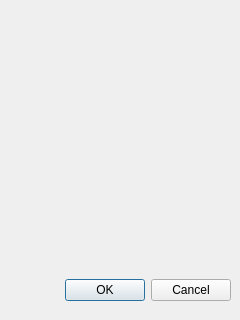
Before: the Qt Designer form sources/ext-sysmon/extscript.ui in arcan1s/awesome-widgets, drawn with Qt 5.
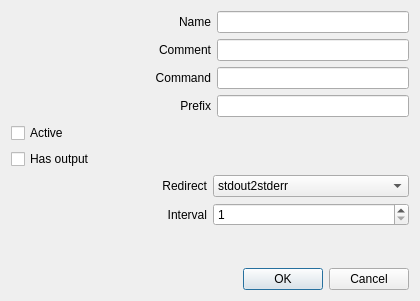
After: the same form once the commit is applied.

Commit message: start work on porting extscripts to *.desktop configuration

Diff of the .ui file:
```diff
--- a/sources/ext-sysmon/extscript.ui
+++ b/sources/ext-sysmon/extscript.ui
@@ -5,29 +5,198 @@
    <rect>
     <x>0</x>
     <y>0</y>
-    <width>240</width>
-    <height>320</height>
+    <width>420</width>
+    <height>301</height>
    </rect>
   </property>
   <property name="windowTitle">
    <string>Dialog</string>
   </property>
-  <widget class="QDialogButtonBox" name="buttonBox">
-   <property name="geometry">
-    <rect>
-     <x>10</x>
-     <y>270</y>
-     <width>221</width>
-     <height>41</height>
-    </rect>
-   </property>
-   <property name="orientation">
-    <enum>Qt::Horizontal</enum>
-   </property>
-   <property name="standardButtons">
-    <set>QDialogButtonBox::Cancel|QDialogButtonBox::Ok</set>
-   </property>
-  </widget>
+  <layout class="QVBoxLayout" name="verticalLayout">
+   <item>
+    <layout class="QHBoxLayout" name="layout_name">
+     <item>
+      <widget class="QLabel" name="label_name">
+       <property name="minimumSize">
+        <size>
+         <width>200</width>
+         <height>0</height>
+        </size>
+       </property>
+       <property name="text">
+        <string>Name</string>
+       </property>
+       <property name="alignment">
+        <set>Qt::AlignRight|Qt::AlignTrailing|Qt::AlignVCenter</set>
+       </property>
+      </widget>
+     </item>
+     <item>
+      <widget class="QLineEdit" name="lineEdit_name"/>
+     </item>
+    </layout>
+   </item>
+   <item>
+    <layout class="QHBoxLayout" name="layout_comment">
+     <item>
+      <widget class="QLabel" name="label_comment">
+       <property name="minimumSize">
+        <size>
+         <width>200</width>
+         <height>0</height>
+        </size>
+       </property>
+       <property name="text">
+        <string>Comment</string>
+       </property>
+       <property name="alignment">
+        <set>Qt::AlignRight|Qt::AlignTrailing|Qt::AlignVCenter</set>
+       </property>
+      </widget>
+     </item>
+     <item>
+      <widget class="QLineEdit" name="lineEdit_comment"/>
+     </item>
+    </layout>
+   </item>
+   <item>
+    <layout class="QHBoxLayout" name="layout_command">
+     <item>
+      <widget class="QLabel" name="label_command">
+       <property name="minimumSize">
+        <size>
+         <width>200</width>
+         <height>0</height>
+        </size>
+       </property>
+       <property name="text">
+        <string>Command</string>
+       </property>
+       <property name="alignment">
+        <set>Qt::AlignRight|Qt::AlignTrailing|Qt::AlignVCenter</set>
+       </property>
+      </widget>
+     </item>
+     <item>
+      <widget class="QLineEdit" name="lineEdit_command"/>
+     </item>
+    </layout>
+   </item>
+   <item>
+    <layout class="QHBoxLayout" name="layout_prefix">
+     <item>
+      <widget class="QLabel" name="label_prefix">
+       <property name="minimumSize">
+        <size>
+         <width>200</width>
+         <height>0</height>
+        </size>
+       </property>
+       <property name="text">
+        <string>Prefix</string>
+       </property>
+       <property name="alignment">
+        <set>Qt::AlignRight|Qt::AlignTrailing|Qt::AlignVCenter</set>
+       </property>
+      </widget>
+     </item>
+     <item>
+      <widget class="QLineEdit" name="lineEdit_prefix"/>
+     </item>
+    </layout>
+   </item>
+   <item>
+    <widget class="QCheckBox" name="checkBox_active">
+     <property name="text">
+      <string>Active</string>
+     </property>
+    </widget>
+   </item>
+   <item>
+    <widget class="QCheckBox" name="checkBox_output">
+     <property name="text">
+      <string>Has output</string>
+     </property>
+    </widget>
+   </item>
+   <item>
+    <layout class="QHBoxLayout" name="layout_redirect">
+     <item>
+      <widget class="QLabel" name="label_redirect">
+       <property name="text">
+        <string>Redirect</string>
+       </property>
+       <property name="alignment">
+        <set>Qt::AlignRight|Qt::AlignTrailing|Qt::AlignVCenter</set>
+       </property>
+      </widget>
+     </item>
+     <item>
+      <widget class="QComboBox" name="comboBox_redirect">
+       <item>
+        <property name="text">
+         <string notr="true">stdout2stderr</string>
+        </property>
+       </item>
+       <item>
+        <property name="text">
+         <string notr="true">nothing</string>
+        </property>
+       </item>
+       <item>
+        <property name="text">
+         <string notr="true">stderr2stdout</string>
+        </property>
+       </item>
+      </widget>
+     </item>
+    </layout>
+   </item>
+   <item>
+    <layout class="QHBoxLayout" name="layout_interval">
+     <item>
+      <widget class="QLabel" name="label_interval">
+       <property name="text">
+        <string>Interval</string>
+       </property>
+       <property name="alignment">
+        <set>Qt::AlignRight|Qt::AlignTrailing|Qt::AlignVCenter</set>
+       </property>
+      </widget>
+     </item>
+     <item>
+      <widget class="QSpinBox" name="spinBox_interval">
+       <property name="minimum">
+        <number>1</number>
+       </property>
+      </widget>
+     </item>
+    </layout>
+   </item>
+   <item>
+    <spacer name="verticalSpacer">
+     <property name="orientation">
+      <enum>Qt::Vertical</enum>
+     </property>
+     <property name="sizeHint" stdset="0">
+      <size>
+       <width>20</width>
+       <height>40</height>
+      </size>
+     </property>
+    </spacer>
+   </item>
+   <item>
+    <widget class="QDialogButtonBox" name="buttonBox">
+     <property name="orientation">
+      <enum>Qt::Horizontal</enum>
+     </property>
+     <property name="standardButtons">
+      <set>QDialogButtonBox::Cancel|QDialogButtonBox::Ok</set>
+     </property>
+    </widget>
+   </item>
+  </layout>
  </widget>
  <resources/>
  <connections>
```
Left out of the diff: 3 changed lines with no effect on the pictures. The commit also changes 11 other files.
